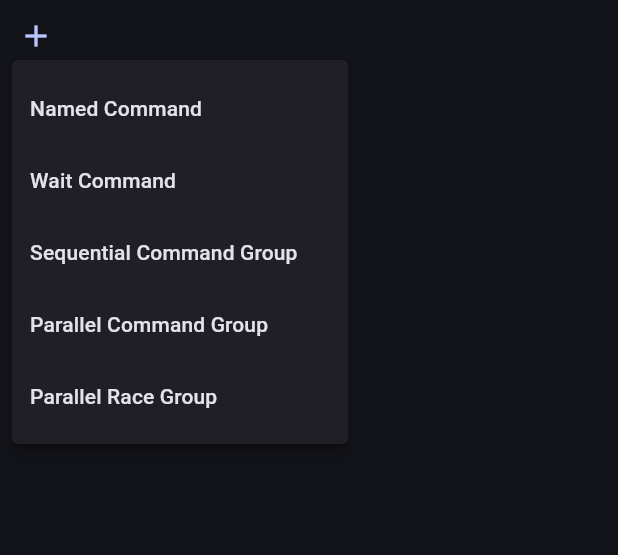
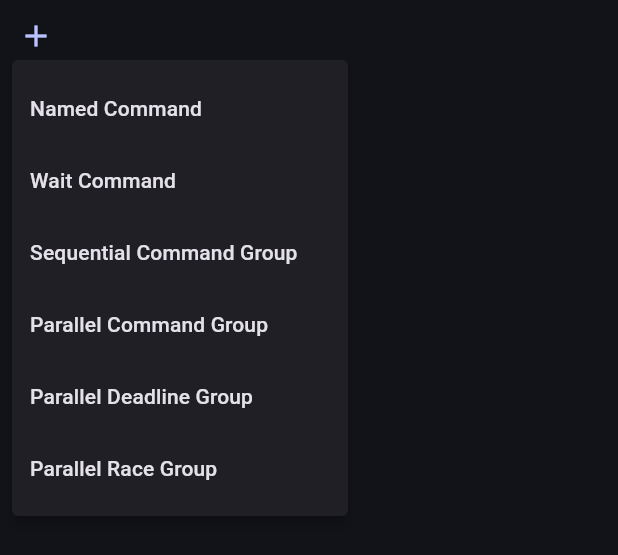
Before and after one commit to mjansen4857/pathplanner, a Flutter app: the AddCommandButton widget shown alone on an empty page, opened directly with empty values, after a tap on the "add" icon, on a phone screen of 412 x 824 dp. Shown: the top 555 px of the screen. Run offline on Flutter 3.47's test engine with Material 2 defaults, Android fonts, the phone set to English and light mode, and no system bars; our stand-ins replace fl_chart, flutter_colorpicker, logger, package_info_plus, shared_preferences, tuple and 1 more; missing offline and left inert: file_selector, function_tree, github, image_size_getter, macos_secure_bookmarks, multi_split_view and 4 more; accounts and stored records are empty.

Commit message:
change deadline group to a normal group

```diff
--- a/lib/commands/command.dart
+++ b/lib/commands/command.dart
@@ -55,7 +55,7 @@ abstract class Command {
     } else if (type == 'race') {
       return RaceCommandGroup(commands: []);
     } else if (type == 'deadline') {
-      return DeadlineCommandGroup(deadline: WaitCommand(), commands: []);
+      return DeadlineCommandGroup(commands: []);
     }
 
     return const NoneCommand();
--- a/lib/commands/command_groups.dart
+++ b/lib/commands/command_groups.dart
@@ -64,28 +64,14 @@ class RaceCommandGroup extends CommandGroup {
 }
 
 class DeadlineCommandGroup extends CommandGroup {
-  Command deadline;
-
-  DeadlineCommandGroup({required this.deadline, required super.commands})
-      : super(type: 'deadline');
+  DeadlineCommandGroup({required super.commands}) : super(type: 'deadline');
 
   DeadlineCommandGroup.fromDataJson(Map<String, dynamic> json)
-      : deadline = Command.fromJson(json['deadlineCmd'] ?? {}),
-        super.fromDataJson(json, type: 'deadline');
-
-  @override
-  Map<String, dynamic> dataToJson() {
-    return {
-      'deadlineCmd': deadline.toJson(),
-      'commands': [
-        for (Command command in commands) command.toJson(),
-      ],
-    };
-  }
+      : super.fromDataJson(json, type: 'deadline');
 
   @override
   Command clone() {
-    return DeadlineCommandGroup(deadline: deadline, commands: [
+    return DeadlineCommandGroup(commands: [
       for (Command command in commands) command.clone(),
     ]);
   }
--- a/lib/widgets/editor/tree_widgets/commands/add_command_button.dart
+++ b/lib/widgets/editor/tree_widgets/commands/add_command_button.dart
@@ -41,10 +41,10 @@ class AddCommandButton extends StatelessWidget {
         value: 'parallel',
         child: Text('Parallel Command Group'),
       ),
-      // PopupMenuItem(
-      //   value: 'deadline',
-      //   child: Text('Parallel Deadline Group'),
-      // ),
+      PopupMenuItem(
+        value: 'deadline',
+        child: Text('Parallel Deadline Group'),
+      ),
       PopupMenuItem(
         value: 'race',
         child: Text('Parallel Race Group'),
```
